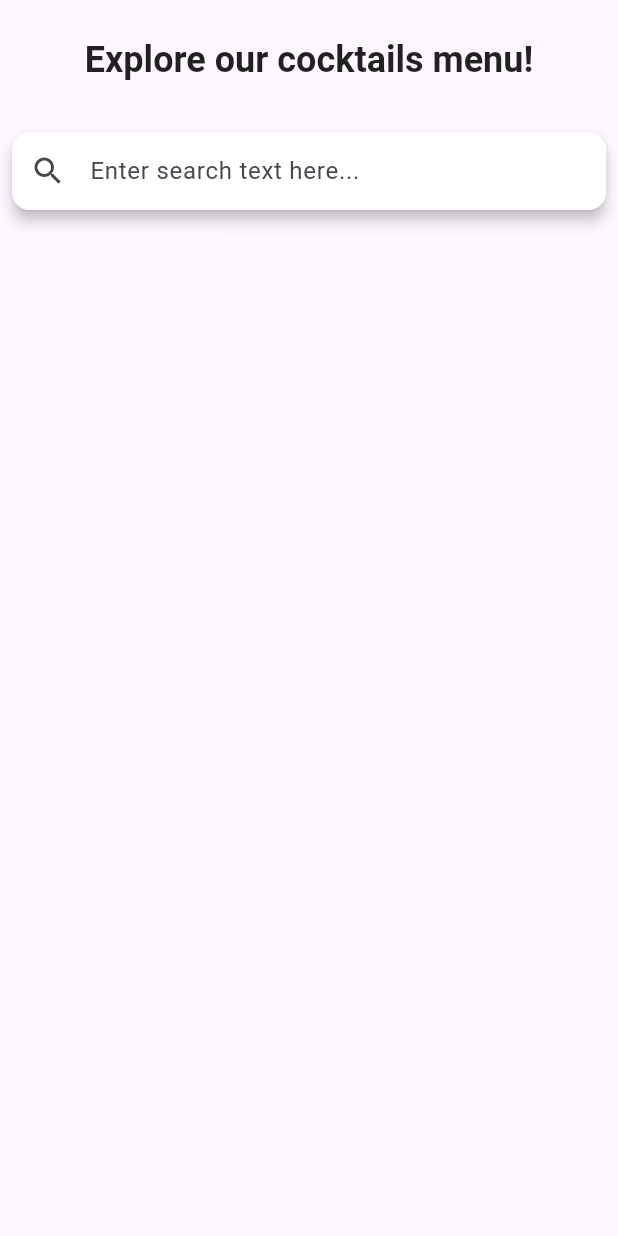
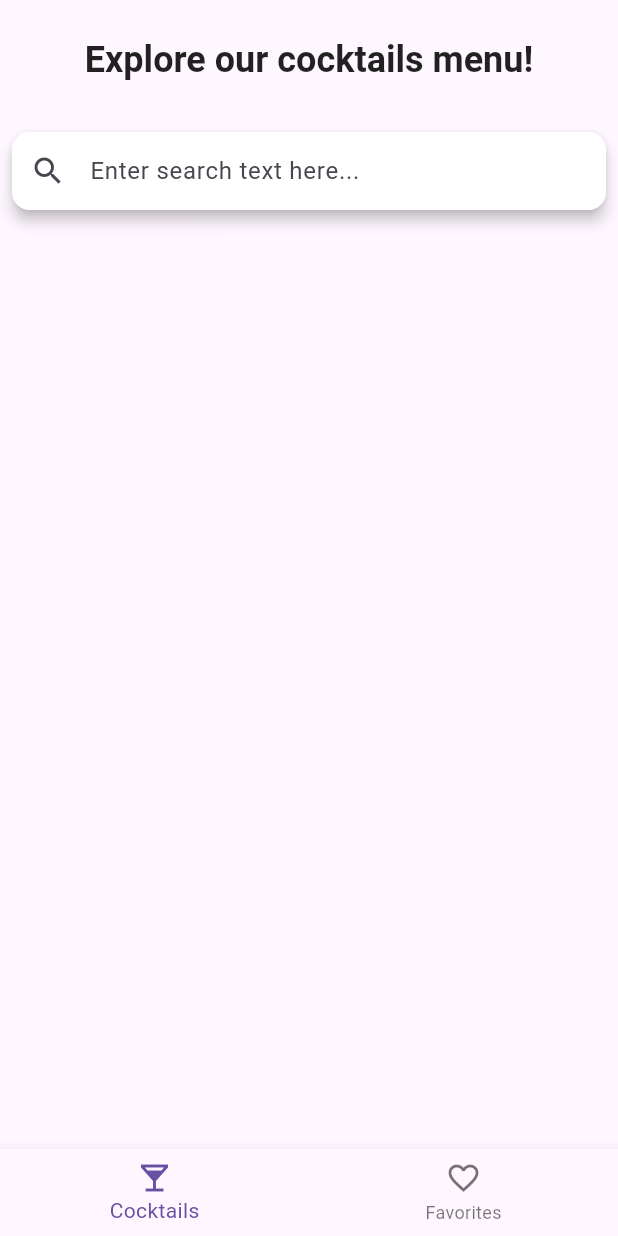
Before and after one commit to CaNafo/BlocExample, a Flutter app: the screen it shows after launch, on a phone screen of 412 x 824 dp. Run offline on Flutter 3.47's test engine with Material 3 defaults, Android fonts, the phone set to English and light mode, and no system bars; our stand-ins replace bloc, equatable, flutter_bloc, rxdart; generated files the repository leaves out were written again.

```diff
--- a/lib/app.dart
+++ b/lib/app.dart
@@ -1,5 +1,6 @@
 import 'package:flutter/material.dart';
 
+import '/core/core.dart';
 import '/routes.dart';
 
 class App extends StatelessWidget {
@@ -7,6 +8,10 @@ class App extends StatelessWidget {
 
   @override
   Widget build(BuildContext context) {
-    return MaterialApp(title: 'Task Open API', routes: {...bottomNavigation});
+    return MaterialApp(
+      theme: AppThemes.lightTheme,
+      title: 'Task Open API',
+      routes: {...bottomNavigation},
+    );
   }
 }
--- a/lib/core/core.dart
+++ b/lib/core/core.dart
@@ -1,2 +1,3 @@
 export './widgets/widgets.dart';
-export './layouts/main_layout.dart';
+export 'widgets/layouts/main_layout.dart';
+export './styles/styles.dart';
--- a/lib/core/layouts/main_layout.dart
+++ /dev/null
@@ -1,12 +0,0 @@
-import 'package:flutter/material.dart';
-
-class MainLayout extends StatelessWidget {
-  const MainLayout({required this.child, super.key});
-
-  final Widget child;
-
-  @override
-  Widget build(BuildContext context) {
-    return SafeArea(child: Scaffold(body: child));
-  }
-}
--- /dev/null
+++ b/lib/core/styles/styles.dart
@@ -0,0 +1,24 @@
+import 'package:flutter/material.dart';
+
+class AppThemes {
+  static final lightTheme = ThemeData(
+    pageTransitionsTheme: PageTransitionsTheme(
+      builders: <TargetPlatform, PageTransitionsBuilder>{
+        TargetPlatform.iOS: CustomPageTransitionsBuilder(),
+        TargetPlatform.android: CustomPageTransitionsBuilder(),
+      },
+    ),
+  );
+}
+
+class CustomPageTransitionsBuilder extends PageTransitionsBuilder {
+  @override
+  Widget buildTransitions<T>(
+      PageRoute<T> route,
+      BuildContext context,
+      Animation<double> animation,
+      Animation<double> secondaryAnimation,
+      Widget child) {
+    return child;
+  }
+}
--- /dev/null
+++ b/lib/core/widgets/layouts/main_layout.dart
@@ -0,0 +1,44 @@
+import 'package:flutter/material.dart';
+import 'package:task_open_api/routes.dart';
+
+class MainLayout extends StatelessWidget {
+  const MainLayout({required this.child, super.key});
+
+  final Widget child;
+
+  @override
+  Widget build(BuildContext context) {
+    bool isCurrentRouteActive(BuildContext context, String routeName) {
+      return ModalRoute.of(context)?.settings.name == routeName;
+    }
+
+    int getCurrentRouteIndex(){
+      return bottomNavigation.entries.toList().indexWhere((route)=>route.key == ModalRoute.of(context)?.settings.name);
+    }
+
+    return SafeArea(
+      child: Scaffold(
+        body: child,
+        bottomNavigationBar: BottomNavigationBar(
+          currentIndex: getCurrentRouteIndex(),
+          onTap: (index) {
+            var selectedScreenRoute = bottomNavigation.entries.toList()[index].key;
+            if(!isCurrentRouteActive(context, selectedScreenRoute)) {
+              Navigator.of(context).pushNamed(selectedScreenRoute);
+            }
+          },
+          items: const [
+            BottomNavigationBarItem(
+              icon: Icon(Icons.local_bar),
+              label: 'Cocktails',
+            ),
+            BottomNavigationBarItem(
+              icon: Icon(Icons.favorite_border),
+              label: 'Favorites',
+            ),
+          ],
+        ),
+      ),
+    );
+  }
+}
--- a/lib/routes.dart
+++ b/lib/routes.dart
@@ -7,4 +7,5 @@ import '/screens/screens.dart';
 
 Map<String, Widget Function(BuildContext)> bottomNavigation = {
   HomeScreen.routeName: (_) => const HomeScreen(),
+  FavoritesScreen.routeName: (_) => const FavoritesScreen(),
 };
--- /dev/null
+++ b/lib/screens/favorites/favorites_screen.dart
@@ -0,0 +1,13 @@
+import 'package:flutter/material.dart';
+import 'package:task_open_api/core/core.dart';
+
+class FavoritesScreen extends StatelessWidget {
+  const FavoritesScreen({super.key});
+
+  static const String routeName = '/favorites';
+
+  @override
+  Widget build(BuildContext context) {
+    return MainLayout(child: const Placeholder());
+  }
+}
--- a/lib/screens/screens.dart
+++ b/lib/screens/screens.dart
@@ -1 +1,2 @@
 export '/screens/home/home_screen.dart';
+export '/screens/favorites/favorites_screen.dart';
```
